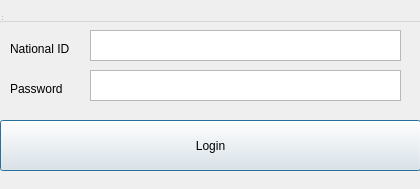
First picture: the form in client_app/ui_layouts/logindialog.ui, repository farah-afifi/smart-wallet, before the edit.
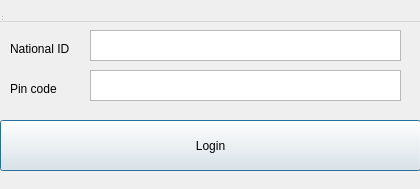
Second picture: the form after the edit.

Diff of the .ui file:
```diff
--- a/client_app/ui_layouts/logindialog.ui
+++ b/client_app/ui_layouts/logindialog.ui
@@ -76,7 +76,7 @@
     </rect>
    </property>
    <property name="text">
-    <string>Password</string>
+    <string>Pin code</string>
    </property>
   </widget>
   <widget class="QLabel" name="label">
```
